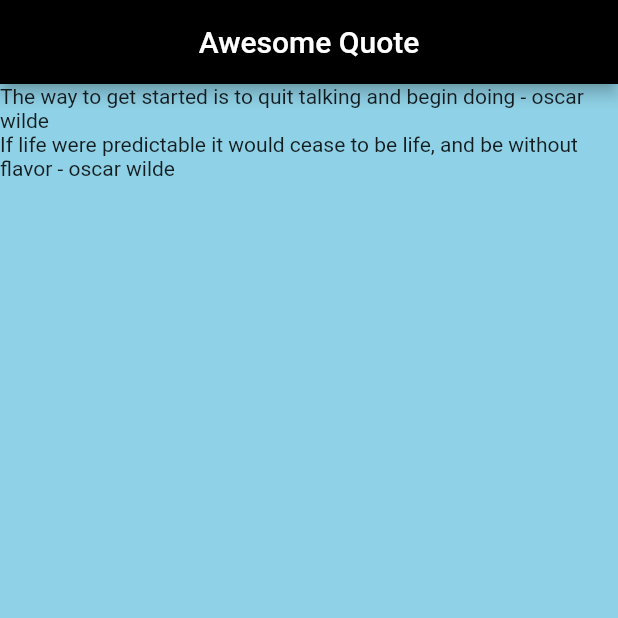
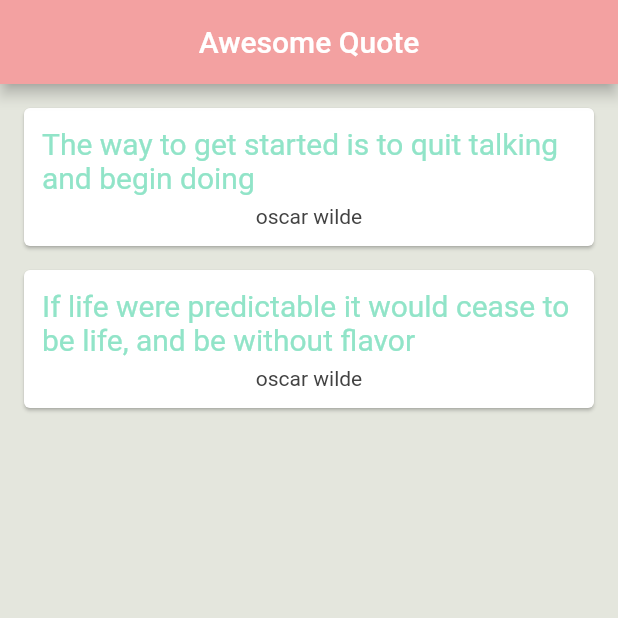
Before and after one commit to malavikaac/Flutter-_Card, a Flutter app: the screen it shows after launch, on a phone screen of 412 x 824 dp, the top half of it. Run offline on Flutter 3.47's test engine with Material 2 defaults, Android fonts, the phone set to English and light mode, and no system bars.

Commit message:
feat:cards with container

```diff
--- a/lib/main.dart
+++ b/lib/main.dart
@@ -1,3 +1,5 @@
+//import 'dart:html';
+
 import 'package:flutter/material.dart';
 import 'quote.dart';
 
@@ -22,19 +24,41 @@ class _QuoteListState extends State<QuoteList> {
         text:
             'If life were predictable it would cease to be life, and be without flavor')
   ];
+  Widget quoteTemplate(quote) {
+    return Card(
+      margin: EdgeInsets.fromLTRB(16.0, 16.0, 16.0, 0.0),
+      child: Container(
+
+        child: Padding(
+          padding: const EdgeInsets.all(12.0),
+          child: Column(children: <Widget>[
+            Text(quote.text,
+                style: TextStyle(
+                  fontSize: 20.0,
+                  color: Color.fromARGB(255, 145, 228, 200),
+                )),
+            SizedBox(height: 6.0),
+            Text(
+              quote.author,
+              style: TextStyle(fontSize: 14.0, color: Colors.grey[800]),
+            )
+          ]),
+        ),
+      ),
+    );
+  }
+
   @override
   Widget build(BuildContext context) {
     return Scaffold(
-        backgroundColor: Color.fromARGB(255, 143, 209, 230),
+        backgroundColor: Color.fromARGB(255, 228, 230, 221),
         appBar: AppBar(
           title: Text('Awesome Quote'),
           centerTitle: true,
-          backgroundColor: Colors.black,
+          backgroundColor: Color.fromARGB(255, 243, 161, 161),
         ),
         body: Column(
-          children: quotes
-              .map((quote) => Text('${quote.text} - ${quote.author}'))
-              .toList(),
+          children: quotes.map((quote) => quoteTemplate(quote)).toList(),
         ));
   }
 }
```
